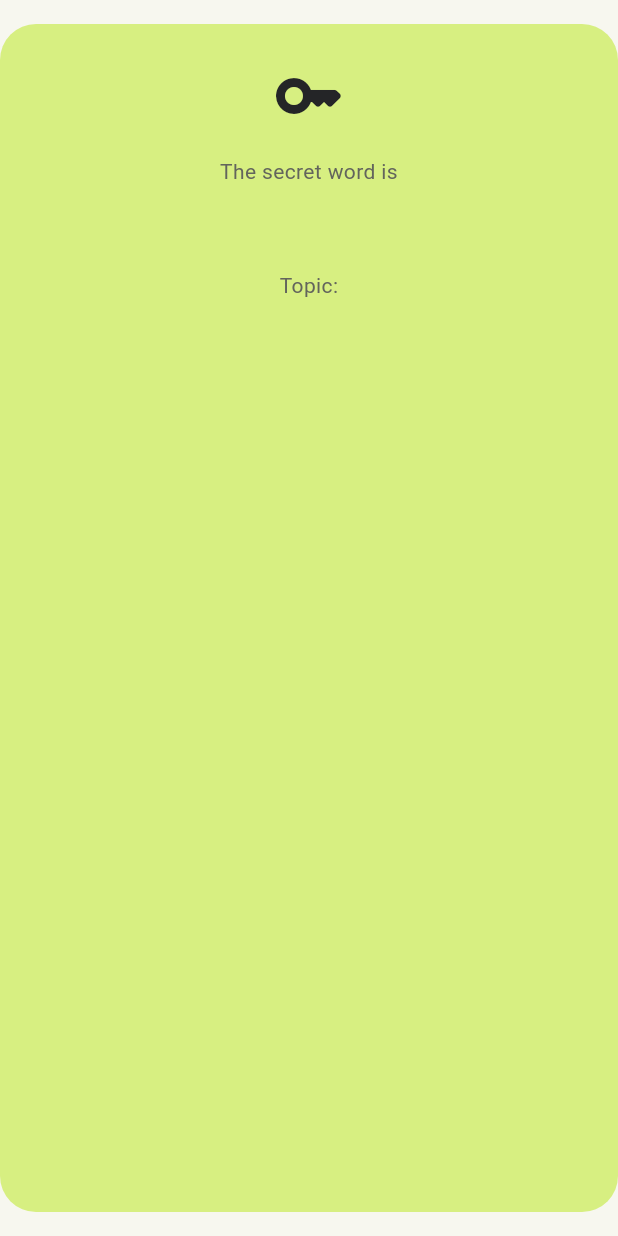
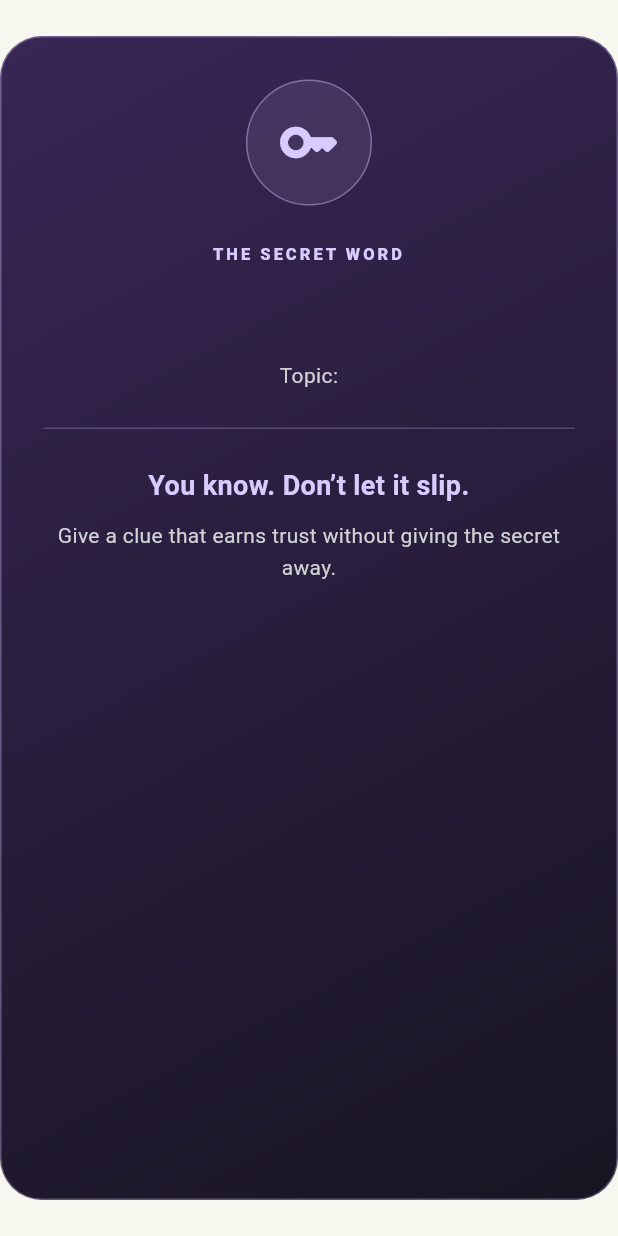
Before and after one commit to hope-mcmillen/project_4, a Flutter app: the InsiderCard widget shown alone on an empty page, opened directly with empty values, on a phone screen of 412 x 824 dp. Run offline on Flutter 3.47's test engine with Material 3 defaults, Android fonts, the phone set to English and light mode, and no system bars.

Commit message:
change some UI to look more uniformed

```diff
--- a/lib/features/game/screens/phases/reveal_phase.dart
+++ b/lib/features/game/screens/phases/reveal_phase.dart
@@ -24,13 +24,15 @@ class RevealPhase extends StatelessWidget {
     final chameleon = view.ownRole == PlayerRole.chameleon;
     return PageBody(
       children: [
-        Eyebrow('${view.turnPlayer} • Keep this secret'),
-        Text(
-          chameleon ? 'You’re the\nChameleon.' : 'You’re in\non the secret.',
-          style: Theme.of(context).textTheme.headlineMedium,
-        ),
+        if (!chameleon) ...[
+          Eyebrow('${view.turnPlayer} • Keep this secret'),
+          Text(
+            'You’re in\non the secret.',
+            style: Theme.of(context).textTheme.headlineMedium,
+          ),
+        ],
         if (chameleon)
-          ChameleonCard(topicName: view.topic.name)
+          const ChameleonCard()
         else
           InsiderCard(topicName: view.topic.name, word: view.roleWord!),
         FilledButton.icon(
@@ -38,7 +40,6 @@ class RevealPhase extends StatelessWidget {
           icon: const Icon(Icons.lock_outline),
           label: const Text('Hide & continue'),
         ),
-        TopicBoard(topic: view.topic),
       ],
     );
   }
--- a/lib/features/game/widgets/role_cards.dart
+++ b/lib/features/game/widgets/role_cards.dart
@@ -1,32 +1,41 @@
 import 'package:flutter/material.dart';
 
 import '../../../app/theme.dart';
-import 'game_widgets.dart';
 
 /// Takes no word by design: the Chameleon's card cannot display the secret.
 class ChameleonCard extends StatelessWidget {
-  const ChameleonCard({super.key, required this.topicName});
-  final String topicName;
+  const ChameleonCard({super.key});
 
   @override
-  Widget build(BuildContext context) => InfoCard(
-    color: const Color(0xFFE8E1FF),
+  Widget build(BuildContext context) => Container(
+    width: double.infinity,
+    margin: const EdgeInsets.symmetric(vertical: 24),
+    padding: const EdgeInsets.all(28),
+    decoration: BoxDecoration(
+      gradient: const LinearGradient(
+        begin: Alignment.topLeft,
+        end: Alignment.bottomRight,
+        colors: [Color(0xFF273B31), Color(0xFF141E19)],
+      ),
+      borderRadius: BorderRadius.circular(28),
+      border: Border.all(
+        color: AppColors.lime.withValues(alpha: 0.35),
+      ),
+    ),
     child: Column(
       children: [
         const Icon(
           Icons.visibility_off_outlined,
-          size: 48,
-          color: AppColors.ink,
+          size: 64,
+          color: AppColors.lime,
         ),
-        const SizedBox(height: 16),
-        const Text('Blend in. Listen closely.', textAlign: TextAlign.center),
-        const SizedBox(height: 8),
-        const Text(
-          'You don’t know the word. Use the topic and everyone’s clues to bluff your way through.',
+        const SizedBox(height: 24),
+        Text(
+          'You are the chameleon, try and stay hidden among the other players',
           textAlign: TextAlign.center,
+          style: Theme.of(context).textTheme.headlineMedium
+              ?.copyWith(color: Colors.white),
         ),
-        const SizedBox(height: 12),
-        Text('Topic: $topicName', textAlign: TextAlign.center),
       ],
     ),
   );
@@ -38,22 +47,110 @@ class InsiderCard extends StatelessWidget {
   final String word;
 
   @override
-  Widget build(BuildContext context) => InfoCard(
-    color: AppColors.lime,
+  Widget build(BuildContext context) => _SecretCard(
+    undercover: false,
+    icon: Icons.key_rounded,
+    label: 'THE SECRET WORD',
+    focus: word,
+    caption: 'Topic: $topicName',
+    mission: 'You know. Don’t let it slip.',
+    instruction: 'Give a clue that earns trust without giving the secret away.',
+  );
+}
+
+class _SecretCard extends StatelessWidget {
+  const _SecretCard({
+    required this.undercover,
+    required this.icon,
+    required this.label,
+    required this.focus,
+    required this.caption,
+    required this.mission,
+    required this.instruction,
+  });
+
+  final bool undercover;
+  final IconData icon;
+  final String label;
+  final String focus;
+  final String caption;
+  final String mission;
+  final String instruction;
+
+  @override
+  Widget build(BuildContext context) {
+    final accent = undercover ? AppColors.lime : const Color(0xFFD8CCFF);
+    return Container(
+      width: double.infinity,
+      margin: const EdgeInsets.symmetric(vertical: 24),
+      padding: const EdgeInsets.all(28),
+      decoration: BoxDecoration(
+        gradient: LinearGradient(
+          begin: Alignment.topLeft,
+          end: Alignment.bottomRight,
+          colors: undercover
+              ? const [Color(0xFF273B31), Color(0xFF141E19)]
+              : const [Color(0xFF382655), Color(0xFF181522)],
+        ),
+        borderRadius: BorderRadius.circular(28),
+        border: Border.all(color: accent.withValues(alpha: 0.35)),
+      ),
       child: Column(
         children: [
-        const Icon(Icons.key_rounded, size: 48, color: AppColors.ink),
-        const SizedBox(height: 16),
-        const Text('The secret word is', textAlign: TextAlign.center),
+          Container(
+            padding: const EdgeInsets.all(20),
+            decoration: BoxDecoration(
+              shape: BoxShape.circle,
+              color: accent.withValues(alpha: 0.1),
+              border: Border.all(color: accent.withValues(alpha: 0.4)),
+            ),
+            child: Icon(icon, size: 42, color: accent),
+          ),
+          const SizedBox(height: 24),
+          Text(
+            label,
+            textAlign: TextAlign.center,
+            style: TextStyle(
+              color: accent,
+              fontSize: 11,
+              fontWeight: FontWeight.w800,
+              letterSpacing: 2,
+            ),
+          ),
+          const SizedBox(height: 12),
+          Text(
+            focus,
+            textAlign: TextAlign.center,
+            style: Theme.of(context).textTheme.headlineMedium
+                ?.copyWith(color: Colors.white, fontSize: 36),
+          ),
           const SizedBox(height: 8),
           Text(
-          word,
+            caption,
             textAlign: TextAlign.center,
-          style: Theme.of(context).textTheme.headlineMedium,
+            style: const TextStyle(color: Color(0xFFD0D2D6)),
           ),
-        const SizedBox(height: 12),
-        Text('Topic: $topicName', textAlign: TextAlign.center),
+          Padding(
+            padding: const EdgeInsets.symmetric(vertical: 24),
+            child: Divider(height: 1, color: accent.withValues(alpha: 0.25)),
+          ),
+          Text(
+            mission,
+            textAlign: TextAlign.center,
+            style: TextStyle(
+              color: accent,
+              fontSize: 18,
+              fontWeight: FontWeight.w700,
+            ),
+          ),
+          const SizedBox(height: 10),
+          Text(
+            instruction,
+            textAlign: TextAlign.center,
+            style: const TextStyle(color: Color(0xFFD0D2D6), height: 1.5),
+          ),
         ],
       ),
     );
   }
+}
```
Lines whose indentation alone changed are shown as unchanged.
